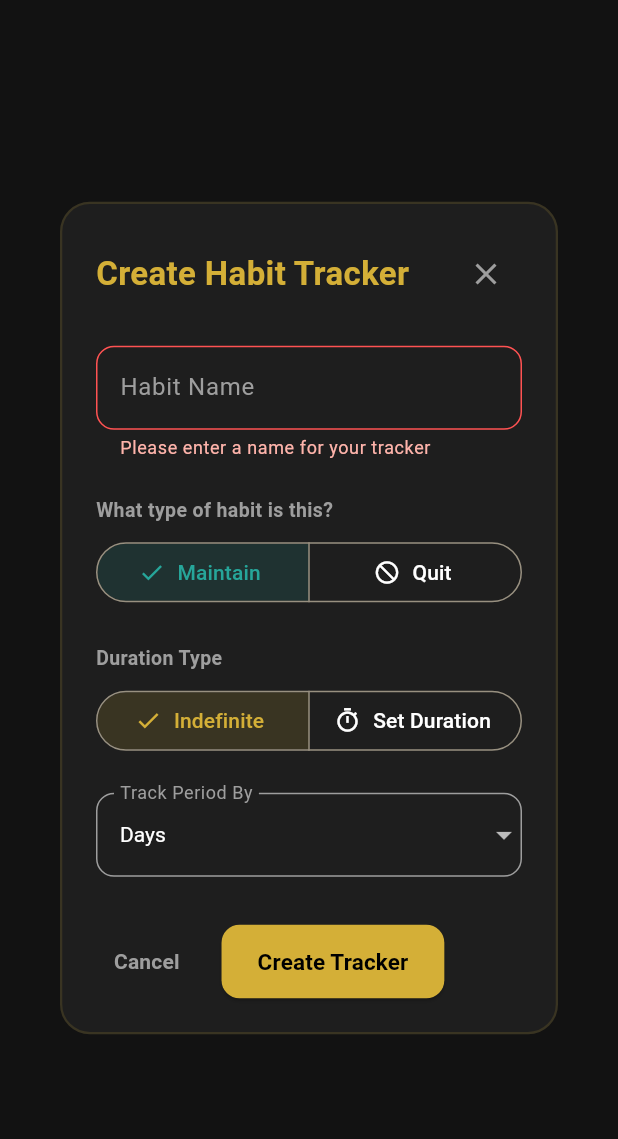
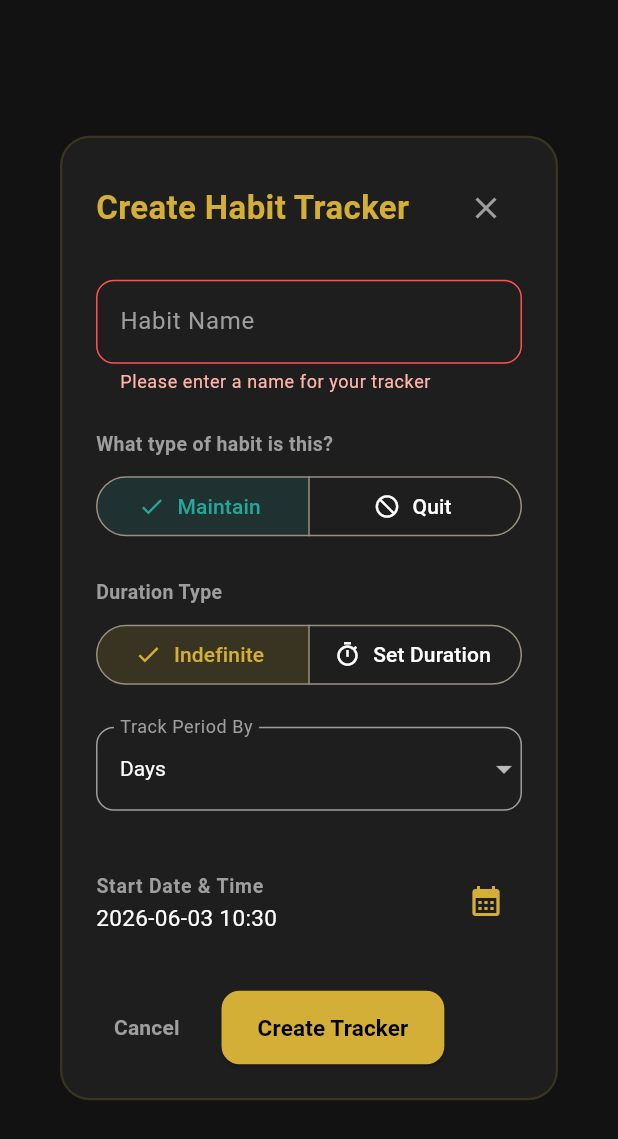
Before and after one commit to rudra-rahul71/task-tracker, a Flutter app: the AddTrackerDialog widget shown alone on an empty page, opened directly, after a tap on "Create Tracker", on a phone screen of 412 x 824 dp. Shown: the top 1139 px of the screen. Run offline on Flutter 3.47's test engine with Material 3 defaults, Android fonts, the phone set to English and light mode, and no system bars; our stand-ins replace cloud_firestore, firebase_auth, firebase_core, get_it, go_router; missing offline and left inert: firebase_ui_auth; accounts and stored records are empty.

Commit message:
tracker start time

```diff
--- a/task_tracker/lib/features/trackers/presentation/widgets/add_tracker_dialog.dart
+++ b/task_tracker/lib/features/trackers/presentation/widgets/add_tracker_dialog.dart
@@ -22,6 +22,7 @@ class _AddTrackerDialogState extends State<AddTrackerDialog> {
   String _measurementUnit = 'days'; // 'days', 'weeks', 'months'
   int? _durationValue;
   bool _isLoading = false;
+  DateTime _startDate = DateTime.now();
 
   void _submit() async {
     if (!_formKey.currentState!.validate()) return;
@@ -42,19 +43,26 @@ class _AddTrackerDialogState extends State<AddTrackerDialog> {
     });
 
     final now = DateTime.now();
+    final start = _startDate;
     DateTime? endDate;
 
     if (_durationType == 'set_time' && _durationValue != null) {
       switch (_measurementUnit) {
+        case 'minutes':
+          endDate = start.add(Duration(minutes: _durationValue!));
+          break;
+        case 'hours':
+          endDate = start.add(Duration(hours: _durationValue!));
+          break;
         case 'weeks':
-          endDate = now.add(Duration(days: _durationValue! * 7));
+          endDate = start.add(Duration(days: _durationValue! * 7));
           break;
         case 'months':
-          endDate = DateTime(now.year, now.month + _durationValue!, now.day);
+          endDate = DateTime(start.year, start.month + _durationValue!, start.day);
           break;
         case 'days':
         default:
-          endDate = now.add(Duration(days: _durationValue!));
+          endDate = start.add(Duration(days: _durationValue!));
           break;
       }
     }
@@ -67,7 +75,7 @@ class _AddTrackerDialogState extends State<AddTrackerDialog> {
       durationType: _durationType,
       measurementUnit: _measurementUnit,
       durationValue: _durationValue,
-      startDate: now,
+      startDate: start,
       endDate: endDate,
       createdAt: now,
     );
@@ -312,7 +320,58 @@ class _AddTrackerDialogState extends State<AddTrackerDialog> {
                     onSaved: (value) => _durationValue = int.tryParse(value!),
                   ),
                 ],
-                const SizedBox(height: 32),
+                const SizedBox(height: 24),
+
+                // Start Date Picker Row
+                ListTile(
+                  contentPadding: EdgeInsets.zero,
+                  title: const Text('Start Date & Time', style: TextStyle(color: Colors.grey, fontSize: 13, fontWeight: FontWeight.bold)),
+                  subtitle: Text(
+                    '${_startDate.year}-${_startDate.month.toString().padLeft(2, '0')}-${_startDate.day.toString().padLeft(2, '0')} ${_startDate.hour.toString().padLeft(2, '0')}:${_startDate.minute.toString().padLeft(2, '0')}',
+                    style: const TextStyle(color: Colors.white, fontSize: 15),
+                  ),
+                  trailing: IconButton(
+                    icon: Icon(Icons.calendar_month, color: Theme.of(context).colorScheme.primary),
+                    onPressed: () async {
+                      final pickedDate = await showDatePicker(
+                        context: context,
+                        initialDate: _startDate,
+                        firstDate: DateTime.now().subtract(const Duration(days: 365)),
+                        lastDate: DateTime.now().add(const Duration(days: 365)),
+                      );
+
+                      if (pickedDate != null) {
+                        if (!context.mounted) return;
+                        final pickedTime = await showTimePicker(
+                          context: context,
+                          initialTime: TimeOfDay.fromDateTime(_startDate),
+                        );
+                        if (pickedTime != null) {
+                          setState(() {
+                            _startDate = DateTime(
+                              pickedDate.year,
+                              pickedDate.month,
+                              pickedDate.day,
+                              pickedTime.hour,
+                              pickedTime.minute,
+                            );
+                          });
+                        } else {
+                          setState(() {
+                            _startDate = DateTime(
+                              pickedDate.year,
+                              pickedDate.month,
+                              pickedDate.day,
+                              _startDate.hour,
+                              _startDate.minute,
+                            );
+                          });
+                        }
+                      }
+                    },
+                  ),
+                ),
+                const SizedBox(height: 24),
 
                 Wrap(
                   alignment: WrapAlignment.end,
```
